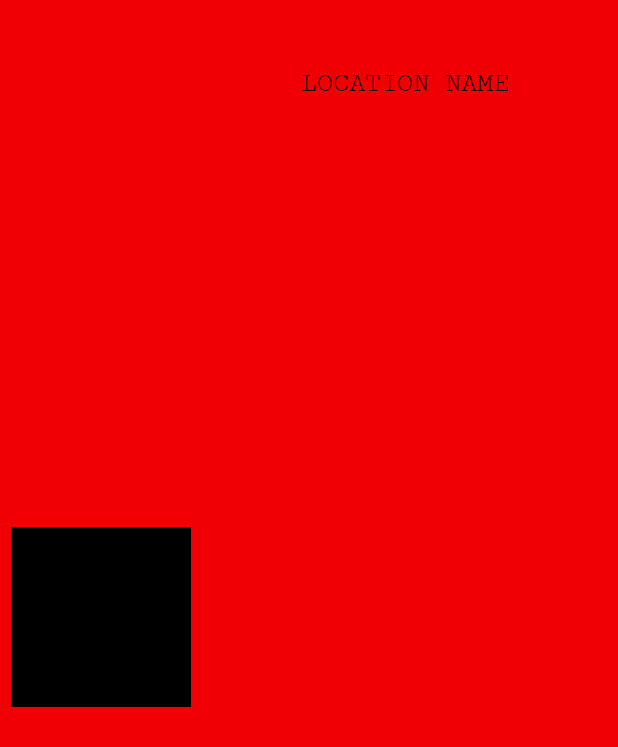
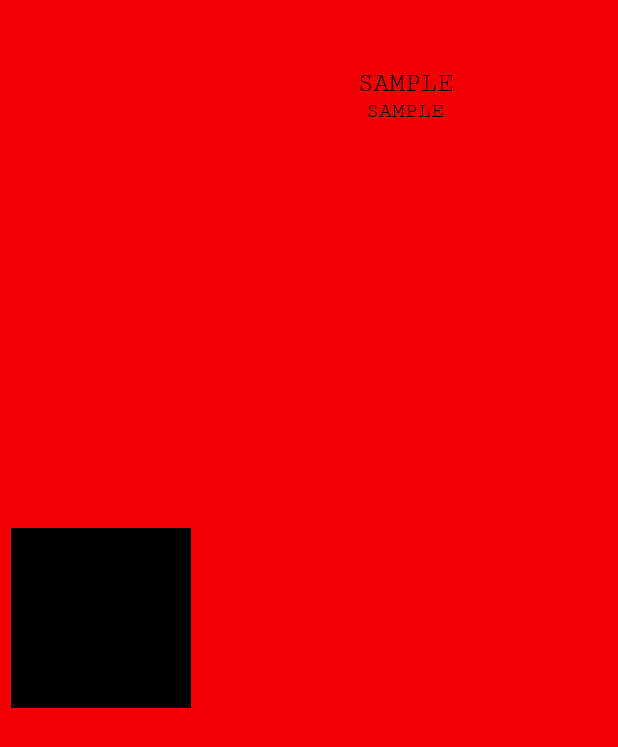
Before and after one commit to francyaas/StrangerThings, an Android app: the layout pager_row_view.xml on its own in the app's theme, with its tools: preview values and no code run, on a phone screen of 412 x 824 dp. Shown: the top 747 px of the screen. Run offline under Robolectric (Android 15) with nearby library versions, the phone set to English and light mode, and no system bars; network calls fail.

Commit message:
Adição da custom view

```diff
--- a/app/src/main/res/layout/location_layout.xml
+++ b/app/src/main/res/layout/pager_row_view.xml
@@ -1,30 +1,40 @@
 <?xml version="1.0" encoding="utf-8"?>
 <androidx.constraintlayout.widget.ConstraintLayout xmlns:android="http://schemas.android.com/apk/res/android"
     xmlns:app="http://schemas.android.com/apk/res-auto"
+    android:id="@+id/relationsConstraintLayout"
     android:layout_width="match_parent"
     android:layout_height="match_parent"
     android:background="@color/stranger_red">
 
     <ImageView
-        android:id="@+id/imageViewCardLocation"
+        android:id="@+id/imageViewPagerRow"
         android:layout_width="120dp"
         android:layout_height="120dp"
         android:layout_marginStart="7dp"
         android:background="@color/stranger_black"
         app:layout_constraintBottom_toBottomOf="parent"
         app:layout_constraintStart_toStartOf="parent"
-        app:layout_constraintTop_toTopOf="parent"
-        app:layout_constraintVertical_bias="0.499" />
+        app:layout_constraintTop_toTopOf="parent" />
 
     <TextView
-        android:id="@+id/textViewCardLocationName"
+        android:id="@+id/textViewRowTop"
         style="@style/blackText"
         android:layout_width="wrap_content"
         android:layout_height="wrap_content"
         android:layout_marginTop="45dp"
-        android:text="@string/location_name"
+        android:text="@string/sample"
         android:textSize="18sp"
         app:layout_constraintEnd_toEndOf="parent"
-        app:layout_constraintStart_toEndOf="@+id/imageViewCardLocation"
+        app:layout_constraintStart_toEndOf="@+id/imageViewPagerRow"
         app:layout_constraintTop_toTopOf="parent" />
+
+    <TextView
+        android:id="@+id/textViewRowBottom"
+        style="@style/blackText"
+        android:layout_width="wrap_content"
+        android:layout_height="wrap_content"
+        android:text="@string/sample"
+        app:layout_constraintEnd_toEndOf="parent"
+        app:layout_constraintStart_toEndOf="@+id/imageViewPagerRow"
+        app:layout_constraintTop_toBottomOf="@+id/textViewRowTop" />
 </androidx.constraintlayout.widget.ConstraintLayout>
--- a/app/src/main/res/values/strings.xml
+++ b/app/src/main/res/values/strings.xml
@@ -31,4 +31,7 @@
     <string name="location_name">LOCATION NAME</string>
 
     <string name="refresh">REFRESH</string>
+
+    <string name="sample">Sample</string>
+
 </resources>
```
Also changed, not shown: app/src/main/java/com/example/strangerthings/PagerRowView.java (added, +79 -0 lines), app/src/main/java/com/example/strangerthings/model/character/CharacterRelationAdapter.java (+6 -15 lines), app/src/main/java/com/example/strangerthings/model/location/LocationAdapter.java (+9 -13 lines), app/src/main/res/layout/relations_layout.xml (deleted, +0 -41 lines).
